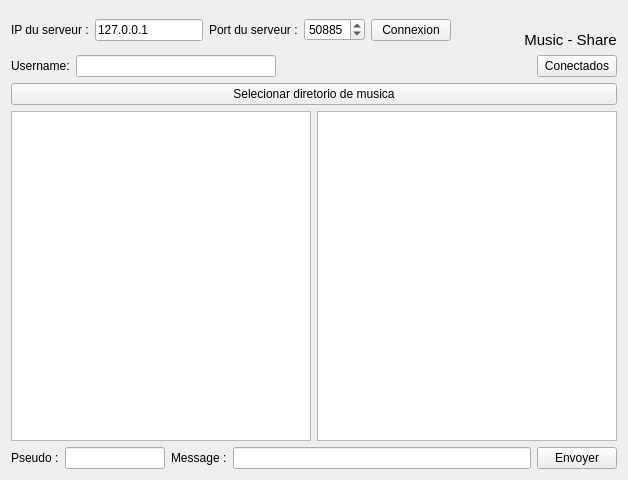
josuegrace05/socket-application, file Client/chat2.ui: the form before one commit.
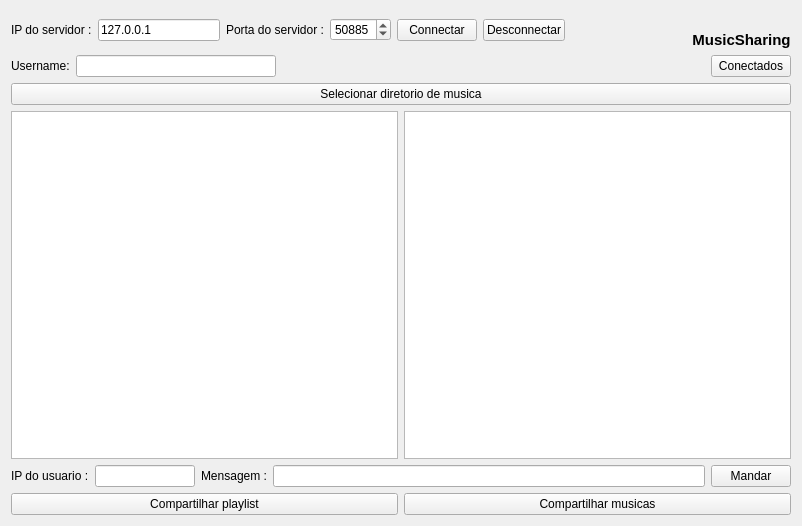
The form after the commit. Icons and pictures are not drawn.

Commit message: Implementei a compartilhamento de playlists entre usuarios

Diff of the .ui file:
```diff
--- a/Client/chat2.ui
+++ b/Client/chat2.ui
@@ -6,8 +6,8 @@
    <rect>
     <x>0</x>
     <y>0</y>
-    <width>628</width>
-    <height>480</height>
+    <width>802</width>
+    <height>526</height>
    </rect>
   </property>
   <property name="windowTitle">
@@ -23,7 +23,7 @@
      <item>
       <widget class="QLabel" name="label">
        <property name="text">
-        <string>IP du serveur :</string>
+        <string>&lt;html&gt;&lt;head/&gt;&lt;body&gt;&lt;p&gt;IP do servidor :&lt;/p&gt;&lt;/body&gt;&lt;/html&gt;</string>
        </property>
       </widget>
      </item>
@@ -43,7 +43,7 @@
      <item>
       <widget class="QLabel" name="label_2">
        <property name="text">
-        <string>Port du serveur :</string>
+        <string>&lt;html&gt;&lt;head/&gt;&lt;body&gt;&lt;p&gt;Porta do servidor :&lt;/p&gt;&lt;/body&gt;&lt;/html&gt;</string>
        </property>
       </widget>
      </item>
@@ -69,7 +69,14 @@
      <item>
       <widget class="QPushButton" name="boutonConnexion">
        <property name="text">
-        <string>Connexion</string>
+        <string>Connectar</string>
+       </property>
+      </widget>
+     </item>
+     <item>
+      <widget class="QPushButton" name="disconnectButton">
+       <property name="text">
+        <string>Desconnectar</string>
        </property>
       </widget>
      </item>
@@ -104,8 +111,11 @@
            <bold>false</bold>
           </font>
          </property>
+         <property name="layoutDirection">
+          <enum>Qt::LeftToRight</enum>
+         </property>
          <property name="text">
-          <string>Music - Share</string>
+          <string>&lt;html&gt;&lt;head/&gt;&lt;body&gt;&lt;p&gt;&lt;span style=&quot; font-weight:600;&quot;&gt;MusicSharing&lt;/span&gt;&lt;/p&gt;&lt;/body&gt;&lt;/html&gt;</string>
          </property>
          <property name="alignment">
           <set>Qt::AlignCenter</set>
@@ -192,7 +202,7 @@
      <item>
       <widget class="QLabel" name="label_3">
        <property name="text">
-        <string>Pseudo :</string>
+        <string>&lt;html&gt;&lt;head/&gt;&lt;body&gt;&lt;p&gt;IP do usuario :&lt;/p&gt;&lt;/body&gt;&lt;/html&gt;</string>
        </property>
       </widget>
      </item>
@@ -209,7 +219,7 @@
      <item>
       <widget class="QLabel" name="label_4">
        <property name="text">
-        <string>Message :</string>
+        <string>&lt;html&gt;&lt;head/&gt;&lt;body&gt;&lt;p&gt;Mensagem :&lt;/p&gt;&lt;/body&gt;&lt;/html&gt;</string>
        </property>
       </widget>
      </item>
@@ -219,7 +229,7 @@
      <item>
       <widget class="QPushButton" name="boutonEnvoyer">
        <property name="text">
-        <string>Envoyer</string>
+        <string>Mandar</string>
        </property>
        <property name="icon">
         <iconset>
@@ -229,6 +239,24 @@
      </item>
     </layout>
    </item>
+   <item>
+    <layout class="QHBoxLayout" name="horizontalLayout_5">
+     <item>
+      <widget class="QPushButton" name="sharePlaylistButton">
+       <property name="text">
+        <string>Compartilhar playlist</string>
+       </property>
+      </widget>
+     </item>
+     <item>
+      <widget class="QPushButton" name="ShareMusicButton">
+       <property name="text">
+        <string>Compartilhar musicas</string>
+       </property>
+      </widget>
+     </item>
+    </layout>
+   </item>
   </layout>
  </widget>
  <resources/>
```
Left out of the diff: 2 changed lines with no effect on the pictures. The commit also changes 12 other files.
